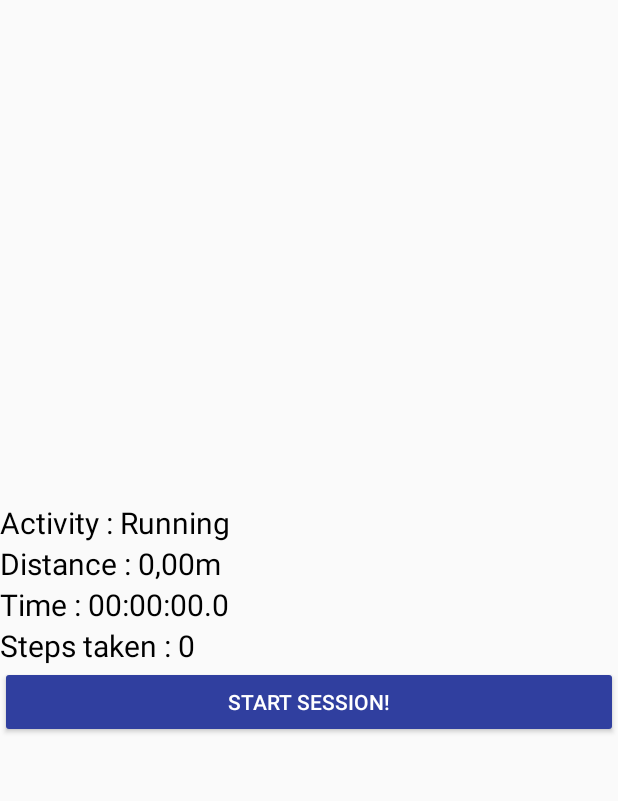
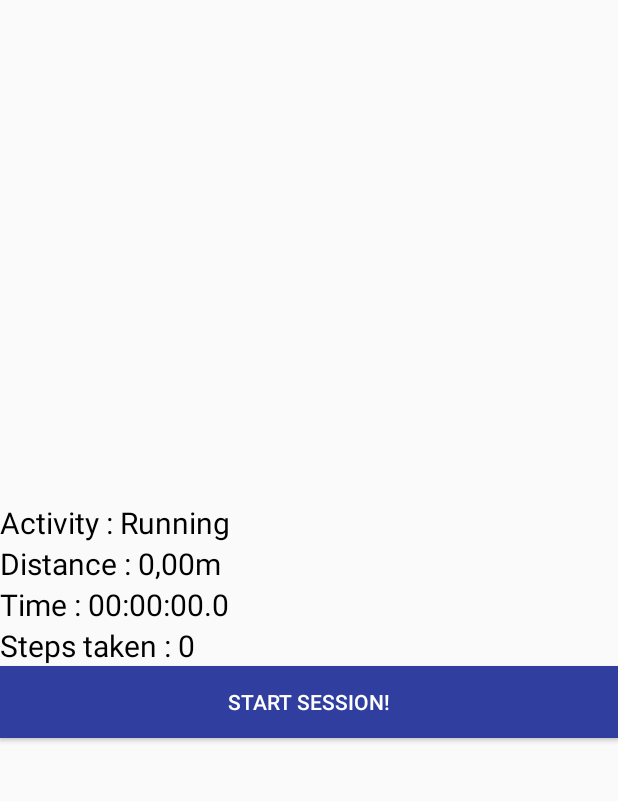
Before and after one commit to AmarSadikovic/GoTracker, an Android app: the fragment RunFrag shown on its own in the app's theme, on a phone screen of 412 x 824 dp, the part 137-938 px from its top. Run offline under Robolectric (Android 15) with nearby library versions, the phone set to English and light mode, and no system bars; 2 statements that could not run were skipped.

Commit message:
LATEST KNAPP AMAR FÄRG

```diff
--- a/GoTracker/app/src/main/res/layout/fragment_map.xml
+++ b/GoTracker/app/src/main/res/layout/fragment_map.xml
@@ -22,6 +22,7 @@
         android:id="@+id/btnNewSession"
         android:layout_weight="1.13"
         android:background="?attr/actionModeSplitBackground"
+        android:backgroundTint="?attr/actionModeSplitBackground"
         android:textColor="@android:color/background_light" />
 
 </LinearLayout>
--- a/GoTracker/app/src/main/res/layout/fragment_run.xml
+++ b/GoTracker/app/src/main/res/layout/fragment_run.xml
@@ -55,6 +55,7 @@
         android:textAllCaps="false"
         android:textColor="@android:color/white"
         android:textSize="14sp"
+        android:background="?attr/actionModeSplitBackground"
         android:backgroundTint="?attr/actionModeSplitBackground" />
 
 </LinearLayout>
--- a/GoTracker/app/src/main/res/layout/fragment_session_detail.xml
+++ b/GoTracker/app/src/main/res/layout/fragment_session_detail.xml
@@ -74,6 +74,7 @@
         android:layout_height="wrap_content"
         android:id="@+id/sessionDelete"
         android:backgroundTint="@android:color/holo_red_dark"
+        android:background="@android:color/holo_red_dark"
         android:textColor="@android:color/white" />
 
 </LinearLayout>
```
